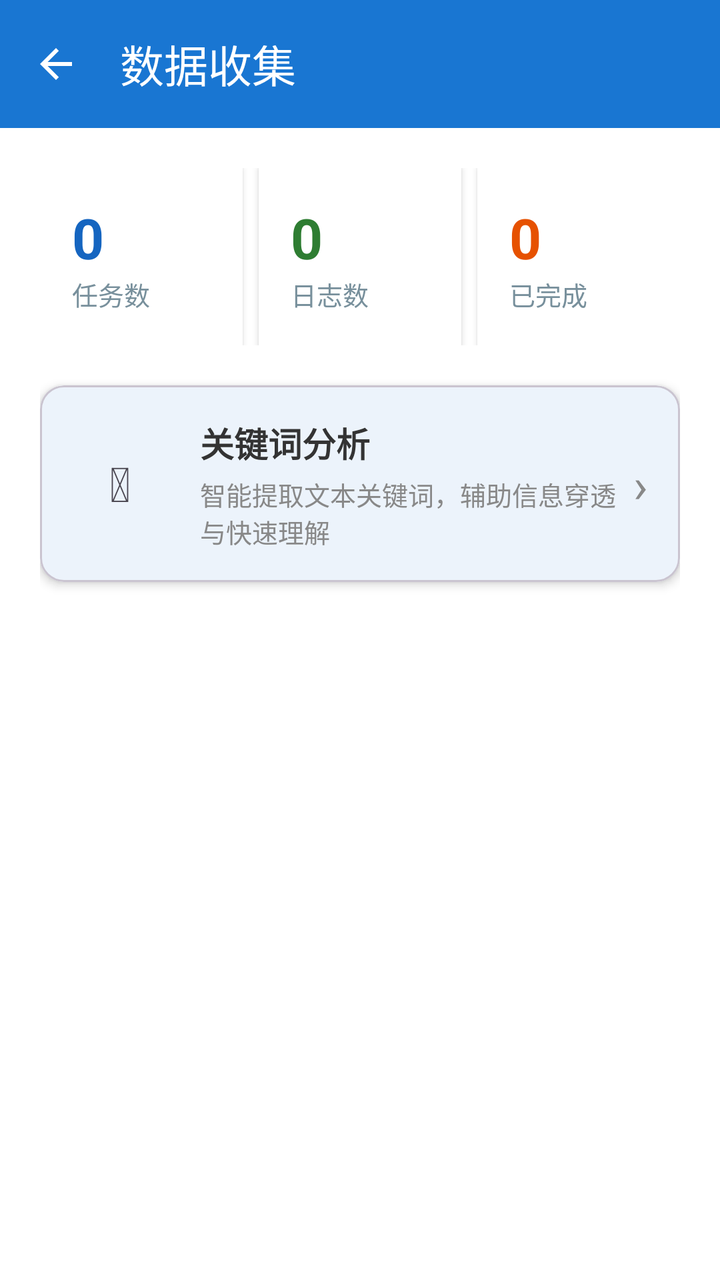
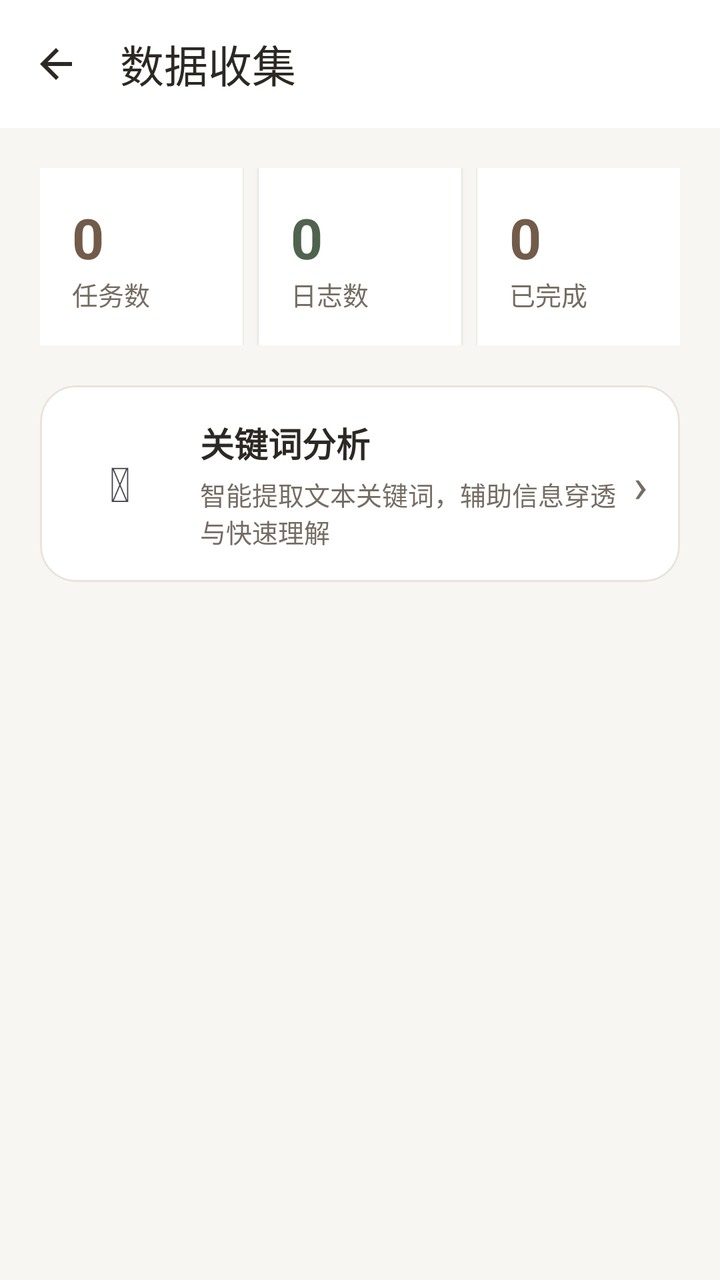

Screens rendered from an Android XML layout before and after an edit, with the pre-edit source and the edit as a unified diff.
<!-- AndroidManifest.xml: application theme Theme.Project_Pandora -->
<!-- res/layout/activity_data_collect.xml -->
<?xml version="1.0" encoding="utf-8"?>
<layout xmlns:android="http://schemas.android.com/apk/res/android"
    xmlns:app="http://schemas.android.com/apk/res-auto">

    <data>

    </data>

    <androidx.constraintlayout.widget.ConstraintLayout
        android:layout_width="match_parent"
        android:layout_height="match_parent"
        android:background="@color/color_bg_page">

        <com.google.android.material.appbar.MaterialToolbar
            android:id="@+id/toolbar"
            android:layout_width="match_parent"
            android:layout_height="wrap_content"
            android:background="?attr/colorPrimary"
            app:title="数据收集"
            app:titleTextColor="@android:color/white"
            app:navigationIcon="@drawable/ic_back"
            app:layout_constraintTop_toTopOf="parent" />

        <LinearLayout
            android:layout_width="match_parent"
            android:layout_height="0dp"
            android:orientation="vertical"
            android:padding="20dp"
            app:layout_constraintTop_toBottomOf="@id/toolbar"
            app:layout_constraintBottom_toBottomOf="parent">

            <LinearLayout
                android:layout_width="match_parent"
                android:layout_height="wrap_content"
                android:orientation="horizontal"
                android:weightSum="3"
                android:layout_marginBottom="20dp">

                <LinearLayout
                    android:layout_width="0dp"
                    android:layout_height="wrap_content"
                    android:layout_weight="1"
                    android:orientation="vertical"
                    android:background="?attr/colorSurface"
                    android:padding="16dp"
                    android:layout_marginEnd="8dp"
                    android:elevation="2dp">

                    <TextView
                        android:id="@+id/textTaskCount"
                        android:layout_width="wrap_content"
                        android:layout_height="wrap_content"
                        android:text="0"
                        android:textSize="28sp"
                        android:textStyle="bold"
                        android:textColor="#1565C0" />

                    <TextView
                        android:layout_width="wrap_content"
                        android:layout_height="wrap_content"
                        android:text="任务数"
                        android:textSize="13sp"
                        android:textColor="#78909C" />

                </LinearLayout>

                <LinearLayout
                    android:layout_width="0dp"
                    android:layout_height="wrap_content"
                    android:layout_weight="1"
                    android:orientation="vertical"
                    android:background="?attr/colorSurface"
                    android:padding="16dp"
                    android:layout_marginEnd="8dp"
                    android:elevation="2dp">

                    <TextView
                        android:id="@+id/textLogCount"
                        android:layout_width="wrap_content"
                        android:layout_height="wrap_content"
                        android:text="0"
                        android:textSize="28sp"
                        android:textStyle="bold"
                        android:textColor="#2E7D32" />

                    <TextView
                        android:layout_width="wrap_content"
                        android:layout_height="wrap_content"
                        android:text="日志数"
                        android:textSize="13sp"
                        android:textColor="#78909C" />

                </LinearLayout>

                <LinearLayout
                    android:layout_width="0dp"
                    android:layout_height="wrap_content"
                    android:layout_weight="1"
                    android:orientation="vertical"
                    android:background="?attr/colorSurface"
                    android:padding="16dp"
                    android:elevation="2dp">

                    <TextView
                        android:id="@+id/textCompletedCount"
                        android:layout_width="wrap_content"
                        android:layout_height="wrap_content"
                        android:text="0"
                        android:textSize="28sp"
                        android:textStyle="bold"
                        android:textColor="#E65100" />

                    <TextView
                        android:layout_width="wrap_content"
                        android:layout_height="wrap_content"
                        android:text="已完成"
                        android:textSize="13sp"
                        android:textColor="#78909C" />

                </LinearLayout>

            </LinearLayout>

            <com.google.android.material.card.MaterialCardView
                android:id="@+id/btnKeywordAnalysis"
                android:layout_width="match_parent"
                android:layout_height="wrap_content"
                app:cardCornerRadius="12dp"
                app:cardElevation="3dp"
                android:clickable="true"
                android:focusable="true">

                <LinearLayout
                    android:layout_width="match_parent"
                    android:layout_height="wrap_content"
                    android:orientation="horizontal"
                    android:gravity="center_vertical"
                    android:padding="16dp">

                    <TextView
                        android:layout_width="48dp"
                        android:layout_height="48dp"
                        android:text="&#x1F50D;"
                        android:textSize="24sp"
                        android:gravity="center"
                        android:layout_marginEnd="16dp" />

                    <LinearLayout
                        android:layout_width="0dp"
                        android:layout_height="wrap_content"
                        android:layout_weight="1"
                        android:orientation="vertical">

                        <TextView
                            android:layout_width="wrap_content"
                            android:layout_height="wrap_content"
                            android:text="关键词分析"
                            android:textSize="17sp"
                            android:textStyle="bold"
                            android:textColor="@color/color_text_primary" />

                        <TextView
                            android:layout_width="wrap_content"
                            android:layout_height="wrap_content"
                            android:text="智能提取文本关键词，辅助信息穿透与快速理解"
                            android:textSize="13sp"
                            android:textColor="@color/color_text_secondary"
                            android:layout_marginTop="4dp" />

                    </LinearLayout>

                    <TextView
                        android:layout_width="wrap_content"
                        android:layout_height="wrap_content"
                        android:text="›"
                        android:textSize="24sp"
                        android:textColor="@color/color_text_secondary" />

                </LinearLayout>
            </com.google.android.material.card.MaterialCardView>

        </LinearLayout>

    </androidx.constraintlayout.widget.ConstraintLayout>
</layout>
<!-- resources referenced by this layout -->
<resources>
  <color name="color_bg_page">#FFFFFFFF</color>
  <color name="color_text_primary">#FF333333</color>
  <color name="color_text_secondary">#FF888888</color>
  <style name="Base.Theme.Project_Pandora" parent="Theme.Material3.DayNight.NoActionBar">
          
          <item name="colorPrimary">@color/color_calendar_today</item>
          <item name="colorOnPrimary">@color/white</item>
          <item name="colorSurface">@color/color_bg_page</item>
          <item name="colorOnSurface">@color/color_text_primary</item>
          <item name="colorOnSurfaceVariant">@color/color_text_secondary</item>
          <item name="android:colorBackground">@color/color_bg_page</item>
          <item name="android:textColorPrimary">@color/color_text_primary</item>
          <item name="android:textColorSecondary">@color/color_text_secondary</item>
      </style>
  <color name="color_calendar_today">#FF1976D2</color>
  <color name="white">#FFFFFFFF</color>
  <!-- unchanged entries left out for length: 2 -->
</resources>

<!-- the commit's change to res/layout/activity_data_collect.xml (unified diff, before → after) -->
@@ -15,11 +15,14 @@
             android:id="@+id/toolbar"
             android:layout_width="match_parent"
             android:layout_height="wrap_content"
-            android:background="?attr/colorPrimary"
+            android:background="@color/color_surface"
             app:title="数据收集"
-            app:titleTextColor="@android:color/white"
+            app:titleTextColor="@color/color_text_primary"
             app:navigationIcon="@drawable/ic_back"
-            app:layout_constraintTop_toTopOf="parent" />
+            app:layout_constraintTop_toTopOf="parent"
+            style="@style/Widget.Pandora.Toolbar"
+            app:navigationIconTint="@color/color_text_primary"
+            android:elevation="0dp" />
 
         <LinearLayout
             android:layout_width="match_parent"
@@ -41,10 +44,10 @@
                     android:layout_height="wrap_content"
                     android:layout_weight="1"
                     android:orientation="vertical"
-                    android:background="?attr/colorSurface"
+                    android:background="@color/color_surface"
                     android:padding="16dp"
                     android:layout_marginEnd="8dp"
-                    android:elevation="2dp">
+                    android:elevation="1dp">
 
                     <TextView
                         android:id="@+id/textTaskCount"
@@ -53,14 +56,14 @@
                         android:text="0"
                         android:textSize="28sp"
                         android:textStyle="bold"
-                        android:textColor="#1565C0" />
+                        android:textColor="@color/color_accent" />
 
                     <TextView
                         android:layout_width="wrap_content"
                         android:layout_height="wrap_content"
                         android:text="任务数"
                         android:textSize="13sp"
-                        android:textColor="#78909C" />
+                        android:textColor="@color/color_text_secondary" />
 
                 </LinearLayout>
 
@@ -69,10 +72,10 @@
                     android:layout_height="wrap_content"
                     android:layout_weight="1"
                     android:orientation="vertical"
-                    android:background="?attr/colorSurface"
+                    android:background="@color/color_surface"
                     android:padding="16dp"
                     android:layout_marginEnd="8dp"
-                    android:elevation="2dp">
+                    android:elevation="1dp">
 
                     <TextView
                         android:id="@+id/textLogCount"
@@ -81,14 +84,14 @@
                         android:text="0"
                         android:textSize="28sp"
                         android:textStyle="bold"
-                        android:textColor="#2E7D32" />
+                        android:textColor="@color/color_success" />
 
                     <TextView
                         android:layout_width="wrap_content"
                         android:layout_height="wrap_content"
                         android:text="日志数"
                         android:textSize="13sp"
-                        android:textColor="#78909C" />
+                        android:textColor="@color/color_text_secondary" />
 
                 </LinearLayout>
 
@@ -97,9 +100,9 @@
                     android:layout_height="wrap_content"
                     android:layout_weight="1"
                     android:orientation="vertical"
-                    android:background="?attr/colorSurface"
+                    android:background="@color/color_surface"
                     android:padding="16dp"
-                    android:elevation="2dp">
+                    android:elevation="1dp">
 
                     <TextView
                         android:id="@+id/textCompletedCount"
@@ -108,14 +111,14 @@
                         android:text="0"
                         android:textSize="28sp"
                         android:textStyle="bold"
-                        android:textColor="#E65100" />
+                        android:textColor="@color/color_accent" />
 
                     <TextView
                         android:layout_width="wrap_content"
                         android:layout_height="wrap_content"
                         android:text="已完成"
                         android:textSize="13sp"
-                        android:textColor="#78909C" />
+                        android:textColor="@color/color_text_secondary" />
 
                 </LinearLayout>
 
@@ -125,10 +128,11 @@
                 android:id="@+id/btnKeywordAnalysis"
                 android:layout_width="match_parent"
                 android:layout_height="wrap_content"
-                app:cardCornerRadius="12dp"
-                app:cardElevation="3dp"
+                app:cardCornerRadius="18dp"
+                app:cardElevation="0dp"
                 android:clickable="true"
-                android:focusable="true">
+                android:focusable="true"
+                app:cardBackgroundColor="@color/color_surface">
 
                 <LinearLayout
                     android:layout_width="match_parent"
<!-- resource entries referenced after the edit -->
@@ -1,21 +1,178 @@
 <!-- resources referenced by this layout -->
 <resources>
-  <color name="color_bg_page">#FFFFFFFF</color>
-  <color name="color_text_primary">#FF333333</color>
-  <color name="color_text_secondary">#FF888888</color>
+  <color name="color_accent">#725B49</color>
+  <color name="color_bg_page">#F8F6F2</color>
+  <color name="color_success">#50634F</color>
+  <color name="color_surface">#FFFFFF</color>
+  <color name="color_text_primary">#2C2823</color>
+  <color name="color_text_secondary">#756D63</color>
+  <style name="Widget.Pandora.Toolbar" parent="Widget.Material3.Toolbar">
+          <item name="android:background">@color/color_surface</item>
+          <item name="android:minHeight">64dp</item>
+          <item name="android:elevation">0dp</item>
+          <item name="titleTextAppearance">@style/TextAppearance.Pandora.Title</item>
+          <item name="titleTextColor">@color/color_text_primary</item>
+          <item name="subtitleTextColor">@color/color_text_secondary</item>
+          <item name="navigationIconTint">@color/color_text_primary</item>
+          <item name="contentInsetStart">20dp</item>
+          <item name="contentInsetEnd">16dp</item>
+      </style>
+  <style name="TextAppearance.Pandora.Title" parent="TextAppearance.Material3.TitleLarge">
+          <item name="android:fontFamily">sans-serif-medium</item>
+          <item name="android:textSize">22sp</item>
+          <item name="android:textColor">@color/color_text_primary</item>
+      </style>
   <style name="Base.Theme.Project_Pandora" parent="Theme.Material3.DayNight.NoActionBar">
           
-          <item name="colorPrimary">@color/color_calendar_today</item>
-          <item name="colorOnPrimary">@color/white</item>
-          <item name="colorSurface">@color/color_bg_page</item>
+          <item name="colorPrimary">@color/color_accent</item>
+          <item name="colorOnPrimary">@color/color_on_accent</item>
+          <item name="colorPrimaryContainer">@color/color_accent_soft</item>
+          <item name="colorOnPrimaryContainer">@color/color_text_primary</item>
+          <item name="colorSecondary">@color/color_accent</item>
+          <item name="colorOnSecondary">@color/color_on_accent</item>
+          <item name="colorSecondaryContainer">@color/color_accent_soft</item>
+          <item name="colorOnSecondaryContainer">@color/color_text_primary</item>
+          <item name="colorTertiary">@color/color_accent</item>
+          <item name="colorOnTertiary">@color/color_on_accent</item>
+          <item name="colorTertiaryContainer">@color/color_accent_soft</item>
+          <item name="colorOnTertiaryContainer">@color/color_text_primary</item>
+          <item name="colorSurface">@color/color_surface</item>
           <item name="colorOnSurface">@color/color_text_primary</item>
           <item name="colorOnSurfaceVariant">@color/color_text_secondary</item>
+          <item name="colorSurfaceVariant">@color/color_surface_soft</item>
+          <item name="colorSurfaceContainerLowest">@color/color_surface</item>
+          <item name="colorSurfaceContainerLow">@color/color_surface</item>
+          <item name="colorSurfaceContainer">@color/color_surface_soft</item>
+          <item name="colorSurfaceContainerHigh">@color/color_surface_soft</item>
+          <item name="colorSurfaceContainerHighest">@color/color_accent_soft</item>
+          <item name="colorOutline">@color/color_border_strong</item>
+          <item name="colorOutlineVariant">@color/color_divider</item>
+          <item name="colorError">@color/color_error</item>
+          <item name="colorOnError">@color/color_on_accent</item>
+          <item name="colorErrorContainer">@color/color_error_surface</item>
+          <item name="colorOnErrorContainer">@color/color_error</item>
+          <item name="colorControlHighlight">@color/color_accent_soft</item>
           <item name="android:colorBackground">@color/color_bg_page</item>
+          <item name="android:windowBackground">@color/color_bg_page</item>
           <item name="android:textColorPrimary">@color/color_text_primary</item>
           <item name="android:textColorSecondary">@color/color_text_secondary</item>
+          <item name="android:fontFamily">sans-serif</item>
+          <item name="fontFamily">sans-serif</item>
+          <item name="textAppearanceBodyLarge">@style/TextAppearance.Pandora.Body</item>
+          <item name="textAppearanceBodyMedium">@style/TextAppearance.Pandora.BodySmall</item>
+          <item name="textAppearanceTitleLarge">@style/TextAppearance.Pandora.Title</item>
+          <item name="textAppearanceLabelLarge">@style/TextAppearance.Pandora.Label</item>
+          <item name="materialButtonStyle">@style/Widget.Pandora.Button</item>
+          <item name="materialButtonOutlinedStyle">@style/Widget.Pandora.Button.Outlined</item>
+          <item name="materialCardViewStyle">@style/Widget.Pandora.Card</item>
+          <item name="cardViewStyle">@style/Widget.Pandora.LegacyCard</item>
+          <item name="toolbarStyle">@style/Widget.Pandora.Toolbar</item>
+          <item name="textInputStyle">@style/Widget.Pandora.TextInput</item>
+          <item name="tabStyle">@style/Widget.Pandora.Tabs</item>
+          <item name="chipStyle">@style/Widget.Pandora.Chip</item>
+          <item name="bottomNavigationStyle">@style/Widget.Pandora.BottomNavigation</item>
+          <item name="floatingActionButtonStyle">@style/Widget.Pandora.Fab</item>
       </style>
-  <color name="color_calendar_today">#FF1976D2</color>
-  <color name="white">#FFFFFFFF</color>
+  <color name="color_on_accent">#FFFFFF</color>
+  <color name="color_accent_soft">#EEE6DC</color>
+  <color name="color_surface_soft">#F3EFE8</color>
+  <color name="color_border_strong">#BDB0A0</color>
+  <color name="color_divider">#E9E3DA</color>
+  <color name="color_error">#A1473A</color>
+  <color name="color_error_surface">#F8EAE5</color>
+  <style name="TextAppearance.Pandora.Body" parent="TextAppearance.Material3.BodyLarge">
+          <item name="android:fontFamily">sans-serif</item>
+          <item name="android:textSize">16sp</item>
+          <item name="android:textColor">@color/color_text_primary</item>
+      </style>
+  <style name="TextAppearance.Pandora.BodySmall" parent="TextAppearance.Material3.BodyMedium">
+          <item name="android:textSize">14sp</item>
+          <item name="android:textColor">@color/color_text_secondary</item>
+      </style>
+  <style name="TextAppearance.Pandora.Label" parent="TextAppearance.Material3.LabelLarge">
+          <item name="android:fontFamily">sans-serif-medium</item>
+          <item name="android:textSize">14sp</item>
+          <item name="android:letterSpacing">0</item>
+          <item name="android:textAllCaps">false</item>
+      </style>
+  <style name="Widget.Pandora.Button" parent="Widget.Material3.Button">
+          <item name="cornerRadius">14dp</item>
+          <item name="android:minHeight">52dp</item>
+          <item name="android:textAppearance">@style/TextAppearance.Pandora.Label</item>
+          <item name="android:textAllCaps">false</item>
+          <item name="android:stateListAnimator">@null</item>
+      </style>
+  <style name="Widget.Pandora.Button.Outlined" parent="Widget.Material3.Button.OutlinedButton">
+          <item name="cornerRadius">14dp</item>
+          <item name="strokeColor">@color/color_border_strong</item>
+          <item name="android:minHeight">48dp</item>
+          <item name="android:textAppearance">@style/TextAppearance.Pandora.Label</item>
+          <item name="android:textAllCaps">false</item>
+      </style>
+  <style name="Widget.Pandora.Card" parent="Widget.MaterialComponents.CardView">
+          <item name="cardBackgroundColor">@color/color_surface</item>
+          <item name="cardCornerRadius">18dp</item>
+          <item name="cardElevation">0dp</item>
+          <item name="strokeColor">@color/color_divider</item>
+          <item name="strokeWidth">1dp</item>
+      </style>
+  <style name="Widget.Pandora.LegacyCard" parent="CardView">
+          <item name="cardBackgroundColor">@color/color_surface</item>
+          <item name="cardCornerRadius">18dp</item>
+          <item name="cardElevation">1dp</item>
+      </style>
+  <style name="Widget.Pandora.TextInput" parent="Widget.Material3.TextInputLayout.OutlinedBox">
+          <item name="boxBackgroundColor">@color/color_surface</item>
+          <item name="boxStrokeColor">@color/pandora_input_stroke</item>
+          <item name="hintTextColor">@color/color_accent</item>
+          <item name="android:textColorHint">@color/color_text_secondary</item>
+          <item name="boxCornerRadiusTopStart">12dp</item>
+          <item name="boxCornerRadiusTopEnd">12dp</item>
+          <item name="boxCornerRadiusBottomStart">12dp</item>
+          <item name="boxCornerRadiusBottomEnd">12dp</item>
+          <item name="boxStrokeWidth">1dp</item>
+          <item name="boxStrokeWidthFocused">2dp</item>
+      </style>
+  <style name="Widget.Pandora.Tabs" parent="Widget.Material3.TabLayout">
+          <item name="android:background">@color/color_surface</item>
+          <item name="tabTextAppearance">@style/TextAppearance.Pandora.Label</item>
+          <item name="tabTextColor">@color/color_text_secondary</item>
+          <item name="tabSelectedTextColor">@color/color_accent</item>
+          <item name="tabIndicatorColor">@color/color_accent</item>
+          <item name="tabIndicatorHeight">2dp</item>
+          <item name="tabRippleColor">@color/color_accent_soft</item>
+      </style>
+  <style name="Widget.Pandora.Chip" parent="Widget.Material3.Chip.Filter">
+          <item name="chipBackgroundColor">@color/pandora_chip_background</item>
+          <item name="android:textColor">@color/pandora_chip_text</item>
+          <item name="chipStrokeColor">@color/color_divider</item>
+          <item name="chipStrokeWidth">1dp</item>
+          <item name="chipCornerRadius">12dp</item>
+          <item name="ensureMinTouchTargetSize">true</item>
+      </style>
+  <style name="Widget.Pandora.BottomNavigation" parent="Widget.Material3.BottomNavigationView">
+          <item name="android:background">@color/color_surface</item>
+          <item name="elevation">0dp</item>
+          <item name="itemIconSize">23dp</item>
+          <item name="itemIconTint">@color/bottom_nav_color_selector</item>
+          <item name="itemTextColor">@color/bottom_nav_color_selector</item>
+          <item name="itemTextAppearanceActive">@style/TextAppearance.Pandora.Navigation</item>
+          <item name="itemTextAppearanceInactive">@style/TextAppearance.Pandora.Navigation</item>
+          <item name="itemActiveIndicatorStyle">@style/Widget.Pandora.NavIndicator</item>
+      </style>
+  <style name="Widget.Pandora.Fab" parent="Widget.Material3.FloatingActionButton.Primary">
+          <item name="backgroundTint">@color/color_accent</item>
+          <item name="tint">@color/color_on_accent</item>
+          <item name="elevation">2dp</item>
+      </style>
+  <style name="TextAppearance.Pandora.Navigation" parent="TextAppearance.Material3.LabelMedium">
+          <item name="android:fontFamily">sans-serif-medium</item>
+          <item name="android:textSize">12sp</item>
+          <item name="android:letterSpacing">0</item>
+      </style>
+  <style name="Widget.Pandora.NavIndicator" parent="Widget.Material3.BottomNavigationView.ActiveIndicator">
+          <item name="android:color">@color/color_accent_soft</item>
+      </style>
   <!-- unchanged entries left out for length: 2 -->
 </resources>
 
